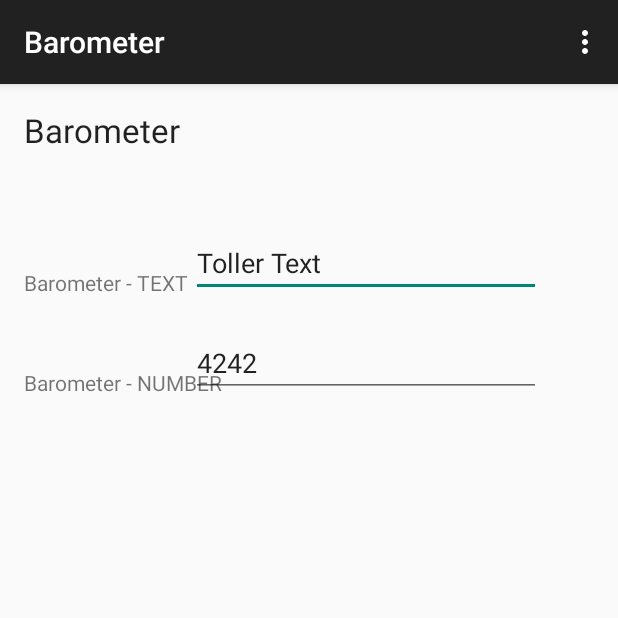
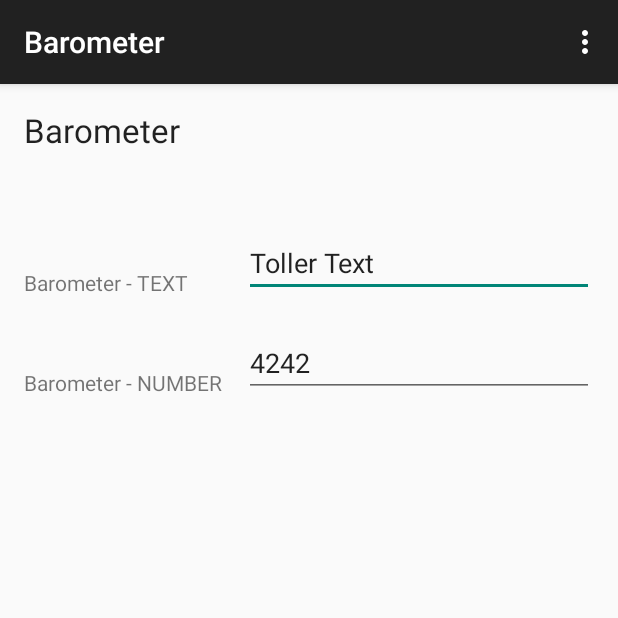
Before and after one commit to daKrueml/strawberry-firecracker, an Android app: the screen it shows after launch (barometer_request), on a phone screen of 412 x 824 dp, the top half of it. Run offline under Robolectric (Android 15) with nearby library versions, the phone set to English and light mode, and no system bars.

Commit message:
Barometer Layout überarbeitet

```diff
--- a/barometer/src/main/res/layout/activity_barometer_request.xml
+++ b/barometer/src/main/res/layout/activity_barometer_request.xml
@@ -43,10 +43,8 @@
         android:enabled="true"
         android:width="350px"
         android:layout_alignBottom="@+id/LableTextBarometer"
-        android:layout_alignParentRight="true"
-        android:layout_alignParentEnd="true"
-        android:layout_marginRight="35dp"
-        android:layout_marginEnd="35dp" />
+        android:layout_alignRight="@+id/SensorList"
+        android:layout_alignEnd="@+id/SensorList" />
 
     <EditText
         android:layout_width="wrap_content"
@@ -64,11 +62,10 @@
         android:textAppearance="?android:attr/textAppearanceMedium"
         android:text="@string/SensorList"
         android:id="@+id/SensorList"
-        android:layout_below="@+id/LabelNumBarometer"
-        android:layout_marginTop="80dp"
-        android:layout_alignRight="@+id/NumberBarometer"
-        android:layout_alignEnd="@+id/NumberBarometer"
+        android:layout_centerVertical="true"
         android:layout_alignParentLeft="true"
-        android:layout_alignParentStart="true" />
+        android:layout_alignParentStart="true"
+        android:layout_alignParentRight="true"
+        android:layout_alignParentEnd="true" />
 
 </RelativeLayout>
```
